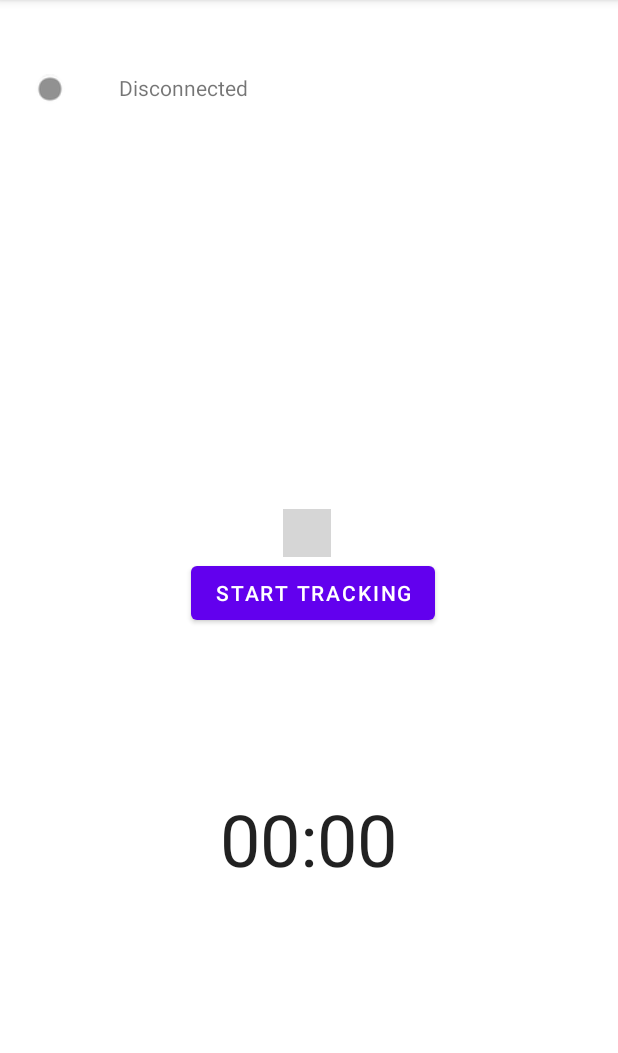
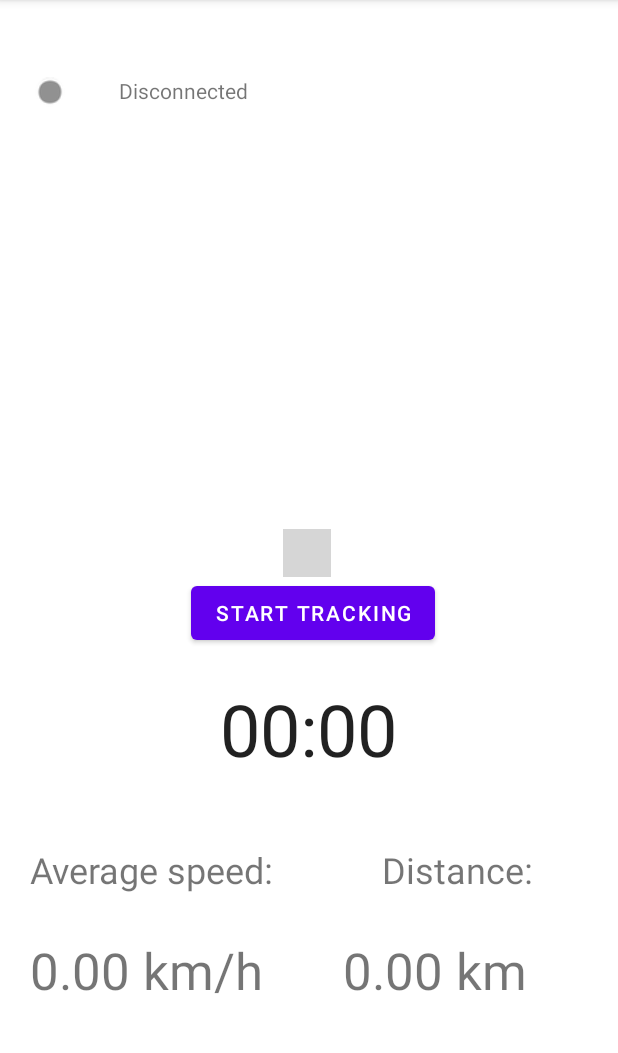
Before and after one commit to AlexeiTrofimov/Bike-Computer-App, an Android app: the screen it shows after launch (MainActivity), on a phone screen of 412 x 824 dp, the part 84-1137 px from its top. Run offline under Robolectric (Android 15) with nearby library versions, the phone set to English and light mode, and no system bars; libraries missing offline, so code that uses them is left out: com.github.anastr.speedviewlib; plain views replace TubeSpeedometer; 1 statement that could not run was skipped; grey boxes are pictures that could not be loaded.

Commit message:
Average speed and distance is now calculated and displayed.

```diff
--- a/app/src/main/java/com/example/bikecomputer/MainActivity.kt
+++ b/app/src/main/java/com/example/bikecomputer/MainActivity.kt
@@ -38,6 +38,7 @@ class MainActivity : AppCompatActivity() {
     private val connectionListener : MutableLiveData<Boolean> =  MutableLiveData<Boolean>()
 
     private val connectionManager = ConnectionManager(speedListener, connectionListener)
+    private val tripComputer = TripComputer()
 
     private val bleScanner by lazy {
         bluetoothAdapter.bluetoothLeScanner
@@ -133,15 +134,15 @@ class MainActivity : AppCompatActivity() {
         val speedometer = findViewById<TubeSpeedometer>(R.id.speedometer)
         val startTrackingBtn = findViewById<Button>(R.id.start_ride_btn)
         val context = applicationContext
-        val circBitArray = getCircumference(context)
+        val diamBitArray = getDiameter(context)
         field = value
         if (value) {
             try{
-                connectionManager.writeCharacteristic(circBitArray)
+                connectionManager.writeCharacteristic(diamBitArray)
             }
             catch (e: NullPointerException){
                 Run.after(500) {
-                    connectionManager.writeCharacteristic(circBitArray)
+                    connectionManager.writeCharacteristic(diamBitArray)
                 }
             }
 
@@ -163,9 +164,15 @@ class MainActivity : AppCompatActivity() {
                 chronometerRunning = false
                 connectionManager.disableNotifications()
                 startTrackingBtn.text = "Start Tracking"
+
                 speedometer.speedTo(0F, 4000)
-                val trip = TripModel(-1, "0", getCurrentDate(), time)
+                val distance = tripComputer.getDistance(context)
+
+                val trip = TripModel(-1, "%.2f".format(distance), getCurrentDate(), time)
                 val dataBase = TripDataBase(context)
+
+                findViewById<TextView>(R.id.average_speed_view).text = "0.00 km/h"
+                findViewById<TextView>(R.id.distance_view).text = "0.00 km"
 
                 val success = dataBase.addTrip(trip)
                 if (success) {
@@ -248,8 +255,17 @@ class MainActivity : AppCompatActivity() {
 
         speedListener.value = 0F
 
+        val avgSpdView = findViewById<TextView>(R.id.average_speed_view)
+        val distanceView = findViewById<TextView>(R.id.distance_view)
+
         speedListener.observe(this,{
             findViewById<TubeSpeedometer>(R.id.speedometer).speedTo(it,4000)
+            val avgSpdString = "%.2f km/h".format(tripComputer.getAverageSpeed())
+            val distanceString = "%.2f km".format(tripComputer.getDistance(applicationContext))
+            avgSpdView.text = avgSpdString
+            distanceView.text = distanceString
+            tripComputer.addSpeed(it)
+            tripComputer.addRevolution()
         })
 
         connectionListener.observe(this,{
--- /dev/null
+++ b/app/src/main/java/com/example/bikecomputer/TripComputer.kt
@@ -0,0 +1,40 @@
+package com.example.bikecomputer
+
+import android.content.Context
+import android.util.Log
+import kotlin.math.PI
+
+class TripComputer (private var revolutions: Int = 0)
+{
+    private val speeds: MutableList<Float> = ArrayList()
+    fun getDistance(context: Context): Double {
+        val diameter = getDiameter(context).toFloat()
+        return PI*revolutions*diameter*0.001F // returns in km
+    }
+
+    fun addRevolution(){
+        revolutions += 1
+    }
+
+    fun addSpeed(toAdd: Float){
+        if (revolutions < 100){
+            speeds.add(toAdd)
+        }
+        else{
+            speeds[revolutions%100] = toAdd
+        }
+    }
+
+    fun getAverageSpeed(): Float{
+        var averageSpeed = 0F
+        return if(speeds.size != 0){
+            for (speed in speeds){
+                averageSpeed += speed
+            }
+            averageSpeed/speeds.size
+        }else{
+            0F
+        }
+
+    }
+}
--- a/app/src/main/java/com/example/bikecomputer/Utils.kt
+++ b/app/src/main/java/com/example/bikecomputer/Utils.kt
@@ -29,15 +29,15 @@ fun Float.toByteArray(): ByteArray =
 fun ByteArray.toHexString(): String =
     joinToString(separator = " ", prefix = "0x") { String.format("%02X", it) }
 
-fun getCircumference(context: Context): ByteArray{
+fun getDiameter(context: Context): ByteArray{
     val shared = PreferenceManager.getDefaultSharedPreferences(context)
-    val circString = shared.getString("circumference", "0")
-    var circumference = 0F
-    if (circString != null){
-        circumference = Integer.parseInt(circString).toFloat()*0.001F
+    val diamString = shared.getString("circumference", "0")
+    var diameter = 0F
+    if (diamString != null){
+        diameter = Integer.parseInt(diamString).toFloat()*0.001F // returns in meters
     }
 
-    return (circumference).toByteArray()
+    return (diameter).toByteArray()
 }
 
 fun getCurrentDate():String{
--- a/app/src/main/res/layout/activity_main.xml
+++ b/app/src/main/res/layout/activity_main.xml
@@ -10,7 +10,6 @@
         android:id="@+id/start_ride_btn"
         android:layout_width="wrap_content"
         android:layout_height="wrap_content"
-        android:layout_marginBottom="24dp"
         android:text="@string/start_track"
         app:layout_constraintBottom_toBottomOf="parent"
         app:layout_constraintEnd_toEndOf="parent"
@@ -77,6 +76,56 @@
         app:layout_constraintEnd_toEndOf="parent"
         app:layout_constraintHorizontal_bias="0.496"
         app:layout_constraintStart_toStartOf="parent"
-        app:layout_constraintTop_toTopOf="@id/start_ride_btn" />
+        app:layout_constraintTop_toTopOf="@id/start_ride_btn"
+        app:layout_constraintVertical_bias="0.232" />
+
+    <TextView
+        android:id="@+id/average_speed_view"
+        android:layout_width="174dp"
+        android:layout_height="40dp"
+        android:layout_marginStart="20dp"
+        android:layout_marginBottom="104dp"
+        android:text="@string/placeholder_average_speed"
+        android:textSize="34sp"
+        app:layout_constraintBottom_toBottomOf="parent"
+        app:layout_constraintStart_toStartOf="parent" />
+
+    <TextView
+        android:id="@+id/avgSpdLabel"
+        android:layout_width="165dp"
+        android:layout_height="33dp"
+        android:layout_marginTop="24dp"
+        android:text="Average speed:"
+        android:textSize="24sp"
+        app:layout_constraintBottom_toTopOf="@+id/average_speed_view"
+        app:layout_constraintEnd_toStartOf="@+id/distanceLabel"
+        app:layout_constraintHorizontal_bias="0.224"
+        app:layout_constraintStart_toStartOf="parent"
+        app:layout_constraintTop_toBottomOf="@+id/cmTimer"
+        app:layout_constraintVertical_bias="0.0" />
+
+    <TextView
+        android:id="@+id/distanceLabel"
+        android:layout_width="101dp"
+        android:layout_height="33dp"
+        android:layout_marginTop="24dp"
+        android:layout_marginEnd="56dp"
+        android:text="Distance:"
+        android:textSize="24sp"
+        app:layout_constraintBottom_toTopOf="@+id/distance_view"
+        app:layout_constraintEnd_toEndOf="parent"
+        app:layout_constraintTop_toBottomOf="@+id/cmTimer"
+        app:layout_constraintVertical_bias="0.0" />
+
+    <TextView
+        android:id="@+id/distance_view"
+        android:layout_width="167dp"
+        android:layout_height="40dp"
+        android:layout_marginEnd="16dp"
+        android:layout_marginBottom="104dp"
+        android:text="13.45 km"
+        android:textSize="34sp"
+        app:layout_constraintBottom_toBottomOf="parent"
+        app:layout_constraintEnd_toEndOf="parent" />
 
 </androidx.constraintlayout.widget.ConstraintLayout>
--- a/app/src/main/res/values/strings.xml
+++ b/app/src/main/res/values/strings.xml
@@ -13,6 +13,7 @@
     <string name="circumference_value">Circumference of your wheel (mm)</string>
     <string name="placeholder_time">22:45</string>
     <string name="placeholder_date">24/2/1999</string>
-    <string name="placeholder_distance">45 km</string>
+    <string name="placeholder_distance">999.00 km</string>
     <string name="deleteBtnDesc">remove trip</string>
+    <string name="placeholder_average_speed">22.5 km/h</string>
 </resources>
```
